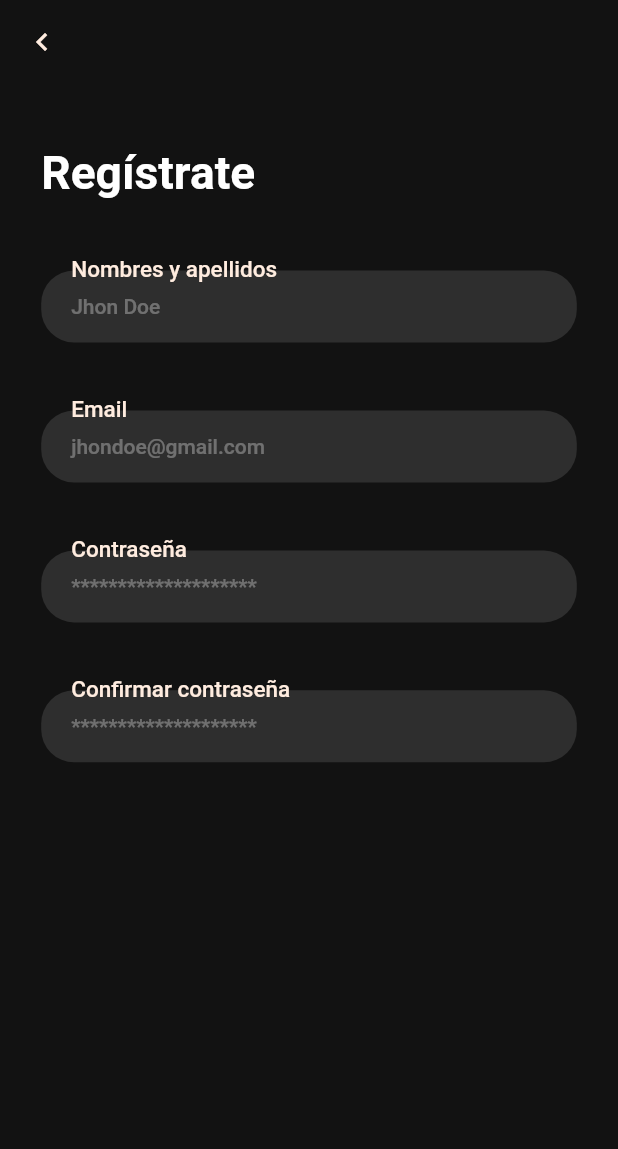
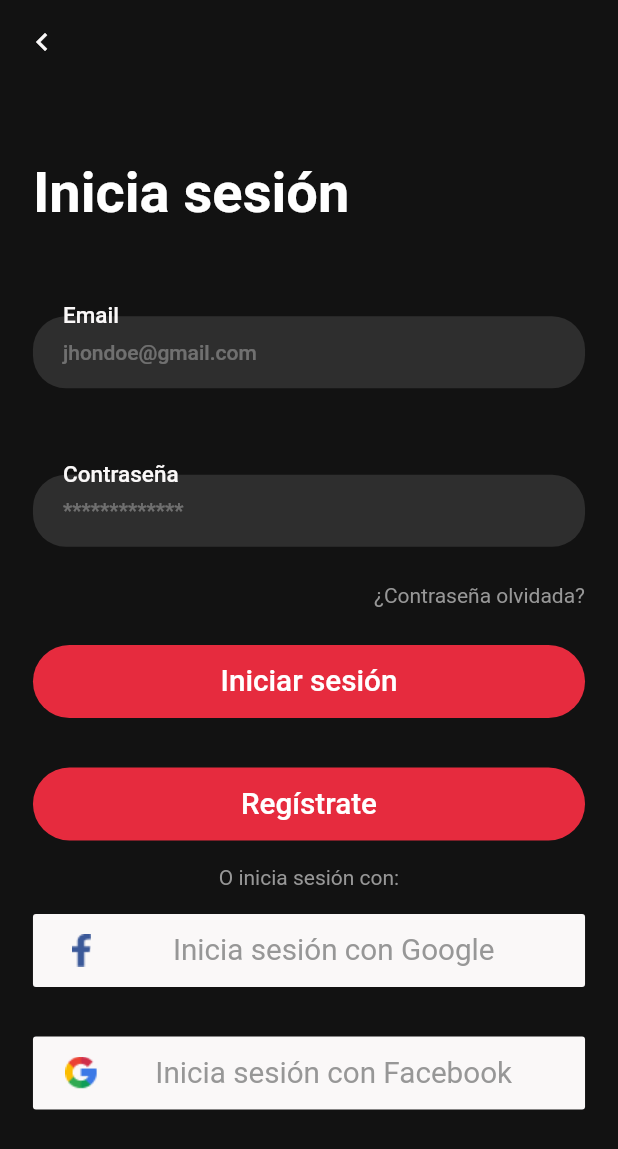
Before and after one commit to Robert3452/App_Painless, a Flutter app: the screen it shows after launch, after a tap on the "person outline" icon, on a phone screen of 412 x 824 dp. Shown: the top 1149 px of the screen. Run offline on Flutter 3.47's test engine with Material 2 defaults, Android fonts, the phone set to English and light mode, and no system bars; our stand-ins replace bloc, equatable, flutter_bloc, permission_handler, speech_to_text; missing offline and left inert: flutter_sound; statements that could not run were skipped.

Commit message:
adding authentication screens

```diff
--- a/lib/constants.dart
+++ b/lib/constants.dart
@@ -1,11 +1,22 @@
 import 'package:flutter/material.dart';
 
-const primaryColor = 0xffB00020;
+final RegExp emailValidatorRegExp =
+    RegExp(r"^[a-zA-Z0-9.]+@[a-zA-Z0-9]+\.[a-zA-Z]+");
+
+const String kEmailNullError = "Por favor ingrese un email";
+const String kInvalidEmailError = "Por favor ingrese un email valido";
+const String kPassNullError = "Por favor ingrese una contraseña";
+const String kShortPassError = "La contraseña es muy corta";
+const String kMatchPassError = "Las contraseñas no coinciden";
+const String kNamelNullError = "Ingrese un nombre";
+
+const primaryColor = 0xFFE62B3E;
 const kBackgroundColor = Color(0xff121212);
 const kSurfaceColor = Color(0xff2E2929);
+const kbtnRed = Color(0xffE62B3E);
 const kSurfaceLightColor = Color(0xffEBEBEB);
 const kPrimaryColor = Color(primaryColor);
-const kPrimaryLightColor = Color(0xFFFFECDF);
+const kPrimaryLightColor = Color(0xFFFAF8F8);
 const kSecondaryColor = Color(0xFF979797);
 
 const kAnimationDuration = Duration(milliseconds: 200);
--- a/lib/routes.dart
+++ b/lib/routes.dart
@@ -1,9 +1,10 @@
 import 'package:flutter/widgets.dart';
+import 'package:painless_app/screens/signin/signin.dart';
 import 'screens/recorder/recorder.dart';
 import 'screens/register/register.dart';
 
 final Map<String, WidgetBuilder> routes = {
   Recorder.routeName : (context) => Recorder(),
   Register.routeName : (context) => Register(),
-
+  Signin.routeName : (context)=>Signin()
 };
--- a/lib/screens/recorder/widgets/appbar_recorder.dart
+++ b/lib/screens/recorder/widgets/appbar_recorder.dart
@@ -1,5 +1,6 @@
 import 'package:flutter/material.dart';
 import 'package:painless_app/screens/register/register.dart';
+import 'package:painless_app/screens/signin/signin.dart';
 import '../../../constants.dart';
 import 'login_avatar.dart';
 
@@ -18,7 +19,7 @@ class AppbarRecorder extends StatelessWidget {
           children: [
             MaterialButton(
               onPressed: () {
-                Navigator.pushNamed(context, Register.routeName);
+                Navigator.pushNamed(context, Signin.routeName);
               },
               color: kSurfaceColor,
               textColor: Colors.white,
--- a/lib/screens/register/components/default_button.dart
+++ /dev/null
@@ -1,17 +0,0 @@
-import 'package:flutter/material.dart';
-
-import '../../../constants.dart';
-import '../../../size_config.dart';
-
-class DefaultButton extends StatelessWidget {
-  final String text;
-  final Function press;
-
-  const DefaultButton({Key key, this.text, this.press}) : super(key: key);
-  @override
-  Widget build(BuildContext context) {
-    return Container(
-
-    );
-  }
-}
--- a/lib/screens/register/register.dart
+++ b/lib/screens/register/register.dart
@@ -16,9 +16,10 @@ class Register extends StatelessWidget {
             return IconButton(
                 icon: Icon(
                   Icons.chevron_left_outlined,
-                  color: kPrimaryLightColor,
                 ),
-                onPressed: () {});
+                onPressed: () {
+                  Navigator.pop(context);
+                });
           },
         ),
       ),
--- /dev/null
+++ b/lib/screens/signin/components/body.dart
@@ -0,0 +1,196 @@
+import 'package:flutter/material.dart';
+import 'package:painless_app/screens/register/register.dart';
+import 'package:painless_app/size_config.dart';
+import 'package:painless_app/widgets/default_button.dart';
+import 'package:painless_app/widgets/social_button.dart';
+
+import '../../../constants.dart';
+
+class Body extends StatefulWidget {
+  @override
+  _BodyState createState() => _BodyState();
+}
+
+class _BodyState extends State<Body> {
+  final _formKey = GlobalKey<FormState>();
+
+  String email;
+
+  String password;
+
+  final List<String> errors = [];
+
+  void addError({String error}) {
+    if (!errors.contains(error)) {
+      setState(() {
+        errors.add(error);
+      });
+    }
+  }
+
+  void removeError({String error}) {
+    if (!errors.contains(error)) {
+      setState(() {
+        errors.remove(error);
+      });
+    }
+  }
+
+  @override
+  Widget build(BuildContext context) {
+    return SafeArea(
+      child: SizedBox(
+        width: double.infinity,
+        child: Padding(
+          padding: EdgeInsets.symmetric(
+            horizontal: getProportionateScreenWidth(20),
+          ),
+          child: SingleChildScrollView(
+            child: Form(
+              key: _formKey,
+              child: Column(
+                crossAxisAlignment: CrossAxisAlignment.start,
+                children: [
+                  SizedBox(
+                    height: SizeConfig.screenHeight * 0.05,
+                  ),
+                  Text(
+                    "Inicia sesión",
+                    style: TextStyle(
+                        fontSize: getProportionateScreenWidth(34),
+                        fontWeight: FontWeight.bold,
+                        color: Colors.white,
+                        height: 1.5),
+                  ),
+                  SizedBox(height: SizeConfig.screenHeight * 0.07),
+                  buildEmailFormField(),
+                  SizedBox(height: SizeConfig.screenHeight * 0.07),
+                  buildPasswordFormField(),
+                  SizedBox(height: SizeConfig.screenHeight * 0.03),
+                  Row(
+                    mainAxisAlignment: MainAxisAlignment.end,
+                    children: [
+                      InkWell(
+                        onTap: () {},
+                        child: Text(
+                          "¿Contraseña olvidada?",
+                          style:
+                              TextStyle(fontSize: 14, color: kSecondaryColor),
+                        ),
+                      )
+                    ],
+                  ),
+                  SizedBox(height: SizeConfig.screenHeight * 0.03),
+                  DefaultButton(
+                    press: () {},
+                    text: "Iniciar sesión",
+                  ),
+                  SizedBox(height: SizeConfig.screenHeight * 0.04),
+                  DefaultButton(
+                    press: () {
+                      Navigator.pushNamed(context, Register.routeName);
+                    },
+                    text: "Regístrate",
+                  ),
+                  SizedBox(height: SizeConfig.screenHeight * 0.02),
+                  Row(
+                    mainAxisAlignment: MainAxisAlignment.center,
+                    children: [
+                      Text(
+                        "O inicia sesión con:",
+                        style: TextStyle(fontSize: 14, color: kSecondaryColor),
+                      ),
+                    ],
+                  ),
+                  SizedBox(height: SizeConfig.screenHeight * 0.02),
+                  SocialButton(
+                    text: "Inicia sesión con Google",
+                    press: () {},
+                    uriImage: 'assets/icons/signinFacebook.png',
+                  ),
+                  SizedBox(height: SizeConfig.screenHeight * 0.04),
+                  SocialButton(
+                    text: "Inicia sesión con Facebook",
+                    press: () {},
+                    uriImage: 'assets/icons/signinGoogle.png',
+                  )
+                ],
+              ),
+            ),
+          ),
+        ),
+      ),
+    );
+  }
+
+  TextFormField buildPasswordFormField() {
+    return TextFormField(
+      obscureText: true,
+      keyboardType: TextInputType.visiblePassword,
+      style: TextStyle(
+        fontSize: 14,
+        color: kPrimaryLightColor,
+        fontWeight: FontWeight.w500,
+      ),
+      decoration: InputDecoration(
+        floatingLabelBehavior: FloatingLabelBehavior.always,
+        labelText: "Contraseña",
+        hintText: "*************",
+      ),
+      onChanged: (value) {
+        if (value.isNotEmpty) {
+          removeError(error: kPassNullError);
+        } else if (value.length > 8) {
+          removeError(error: kShortPassError);
+        }
+        return null;
+      },
+      validator: (value) {
+        if (value.isEmpty) {
+          addError(error: kPassNullError);
+          return "";
+        } else if (value.length < 8) {
+          addError(error: kShortPassError);
+          return "";
+        }
+        return null;
+      },
+      onSaved: (value) => password = value,
+    );
+  }
+
+  TextFormField buildEmailFormField() {
+    return TextFormField(
+      keyboardType: TextInputType.emailAddress,
+      onSaved: (newValue) => email = newValue,
+      onChanged: (value) {
+        if (value.isNotEmpty) {
+          removeError(error: kEmailNullError);
+        } else if (emailValidatorRegExp.hasMatch(value)) {
+          removeError(error: kInvalidEmailError);
+        }
+        return null;
+      },
+      validator: (value) {
+        if (value.isEmpty) {
+          addError(error: kEmailNullError);
+          return "";
+        } else if (emailValidatorRegExp.hasMatch(value)) {
+          addError(error: kInvalidEmailError);
+          return "";
+        }
+        return null;
+      },
+      style: TextStyle(
+        fontSize: 14,
+        color: kPrimaryLightColor,
+        fontWeight: FontWeight.w500,
+      ),
+      decoration: InputDecoration(
+        floatingLabelBehavior: FloatingLabelBehavior.always,
+        labelText: "Email",
+        hintText: "jhondoe@gmail.com",
+      ),
+    );
+  }
+}
--- /dev/null
+++ b/lib/screens/signin/signin.dart
@@ -0,0 +1,23 @@
+import 'package:flutter/material.dart';
+import 'package:painless_app/constants.dart';
+import './components/body.dart';
+class Signin extends StatelessWidget {
+  static String routeName = "/signin";
+  @override
+  Widget build(BuildContext context) {
+    return Scaffold(
+      appBar: AppBar(
+        backgroundColor: kBackgroundColor,
+        leading: Builder(
+          builder: (context) {
+            return IconButton(
+              icon: Icon(Icons.chevron_left_outlined),
+              onPressed: () => Navigator.pop(context),
+            );
+          },
+        ),
+      ),
+      body: Body(),
+    );
+  }
+}
--- a/lib/theme.dart
+++ b/lib/theme.dart
@@ -15,6 +15,7 @@ ThemeData theme() {
 AppBarTheme appBarTheme() {
   return AppBarTheme(
     color: kPrimaryLightColor,
+    // backgroundColor: kBackgroundColor,
     elevation: 0,
     brightness: Brightness.dark,
     iconTheme: IconThemeData(color: kPrimaryLightColor),
@@ -50,7 +51,7 @@ InputDecorationTheme inputDecorationTheme() {
 
 TextTheme textTheme() {
   return TextTheme(
-    bodyText1: TextStyle(color: kPrimaryColor),
-    bodyText2: TextStyle(color: kPrimaryColor),
+    bodyText1: TextStyle(color: kPrimaryLightColor),
+    bodyText2: TextStyle(color: kPrimaryLightColor),
   );
 }
--- /dev/null
+++ b/lib/widgets/default_button.dart
@@ -0,0 +1,29 @@
+import 'package:flutter/material.dart';
+import '../constants.dart';
+import '../size_config.dart';
+
+class DefaultButton extends StatelessWidget {
+  final String text;
+  final Function press;
+
+  const DefaultButton({Key key, this.text, this.press}) : super(key: key);
+  @override
+  Widget build(BuildContext context) {
+    return SizedBox(
+      width: double.infinity,
+      height: getProportionateScreenHeight(48),
+      child: FlatButton(
+        shape: RoundedRectangleBorder(borderRadius: BorderRadius.circular(40)),
+        color: kbtnRed,
+        onPressed: press,
+        child: Text(
+          text,
+          style: TextStyle(
+            fontSize: getProportionateScreenWidth(18),
+            color: Colors.white,
+          ),
+        ),
+      ),
+    );
+  }
+}
--- /dev/null
+++ b/lib/widgets/social_button.dart
@@ -0,0 +1,50 @@
+import 'package:flutter/cupertino.dart';
+import 'package:flutter/material.dart';
+import 'package:painless_app/constants.dart';
+import '../size_config.dart';
+
+class SocialButton extends StatelessWidget {
+  final Function press;
+  final String text;
+  final String uriImage;
+
+  const SocialButton({Key key, this.press, this.text, this.uriImage})
+      : super(key: key);
+
+  @override
+  Widget build(BuildContext context) {
+    return SizedBox(
+      width: double.infinity,
+      height: getProportionateScreenHeight(48),
+      child: FlatButton(
+        // shape:
+        //     RoundedRectangleBorder(borderRadius: BorderRadius.circular(40.0)),
+        color: kPrimaryLightColor,
+        onPressed: press,
+        child: Row(
+          // mainAxisAlignment: MainAxisAlignment.spaceEvenly,
+          children: [
+            SizedBox(
+              width: getProportionateScreenWidth(30),
+              child: Image(
+                image: AssetImage(uriImage),
+              ),
+            ),
+            Expanded(
+              child: Center(
+                child: Text(
+                  text,
+                  style: TextStyle(
+                    fontSize: getProportionateScreenWidth(18),
+                    color: kSecondaryColor,
+                    fontWeight: FontWeight.w400,
+                  ),
+                ),
+              ),
+            ),
+          ],
+        ),
+      ),
+    );
+  }
+}
```
Also changed, not shown: lib/screens/register/components/body.dart (+63 -14 lines), lib/screens/register/widgets/appbar.dart (deleted, +0 -12 lines).
